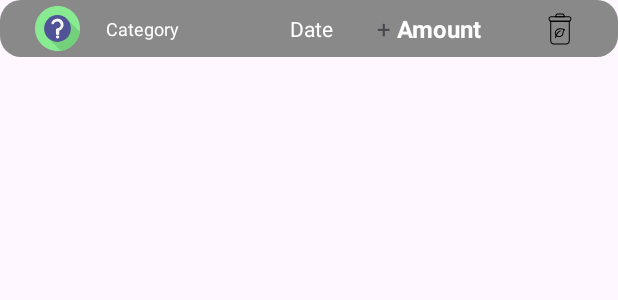
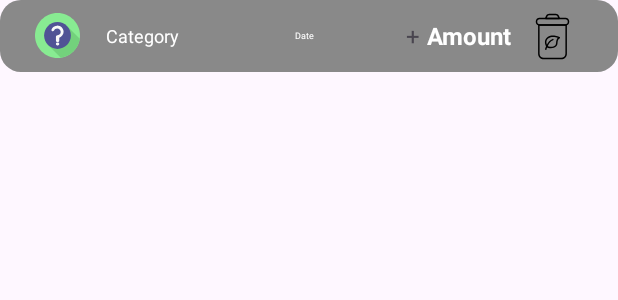
Before and after one commit to ne0masha/finsaver_app, an Android app: the layout item_list.xml on its own in the app's theme, with its tools: preview values and no code run, on a phone screen of 412 x 824 dp. Shown: the top 300 px of the screen. Run offline under Robolectric (Android 15) with nearby library versions, the phone set to English and light mode, and no system bars.

Commit message:
Little edits in xml's

```diff
--- a/app/src/main/res/layout/item_list.xml
+++ b/app/src/main/res/layout/item_list.xml
@@ -2,7 +2,7 @@
 <!-- list_item.xml -->
 <LinearLayout xmlns:android="http://schemas.android.com/apk/res/android"
     android:layout_width="match_parent"
-    android:layout_height="38dp"
+    android:layout_height="wrap_content"
     xmlns:app="http://schemas.android.com/apk/res-auto"
     android:orientation="horizontal"
     android:gravity="center_vertical"
@@ -42,7 +42,7 @@
         android:layout_height="wrap_content"
         android:text="Date"
         android:layout_weight="2"
-        android:textSize="14sp"
+        android:textSize="6sp"
         android:textColor="@color/white"
         />
 
@@ -51,7 +51,8 @@
         android:layout_width="wrap_content"
         android:layout_height="wrap_content"
         android:orientation="horizontal"
-        android:layout_weight="2">
+        android:layout_weight="2"
+        android:gravity="end">
 
         <!--"+"/"-"-->
         <TextView
@@ -69,7 +70,8 @@
             android:text="Amount"
             android:textColor="@color/white"
             android:textSize="16sp"
-            android:textStyle="bold" />
+            android:textStyle="bold"
+            android:gravity="end"/>
 
     </LinearLayout>
 
@@ -80,8 +82,8 @@
     <ImageButton
         android:id="@+id/buttonDelete"
         android:contentDescription="Delete"
-        android:layout_width="30dp"
-        android:layout_height="30dp"
+        android:layout_width="40dp"
+        android:layout_height="40dp"
         android:layout_weight="1"
         app:srcCompat="@drawable/bin"
         android:scaleType="centerCrop"
--- a/app/src/main/res/layout/main_activity.xml
+++ b/app/src/main/res/layout/main_activity.xml
@@ -106,7 +106,7 @@
         <com.google.android.material.bottomnavigation.BottomNavigationView
             android:id="@+id/bottomNavigationView"
             android:layout_width="0dp"
-            android:layout_height="wrap_content"
+            android:layout_height="70dp"
             app:layout_constraintBottom_toBottomOf="parent"
             app:layout_constraintEnd_toEndOf="parent"
             app:layout_constraintStart_toStartOf="parent"
@@ -115,7 +115,6 @@
             android:background="@color/bottom_navigation_background"
             app:itemIconTint="@color/bottom_navigation_icon_color"
             app:itemTextColor="@color/white"
-
             app:itemRippleColor="@color/selected_color"
 
             />
--- a/app/src/main/res/menu/bottom_nav_menu.xml
+++ b/app/src/main/res/menu/bottom_nav_menu.xml
@@ -4,6 +4,7 @@
         android:id="@+id/pie_screen_btn"
         android:title="Pie"
         android:icon="@drawable/pie_chart"
+
         />
     <item
         android:id="@+id/list_screen_btn"
```
